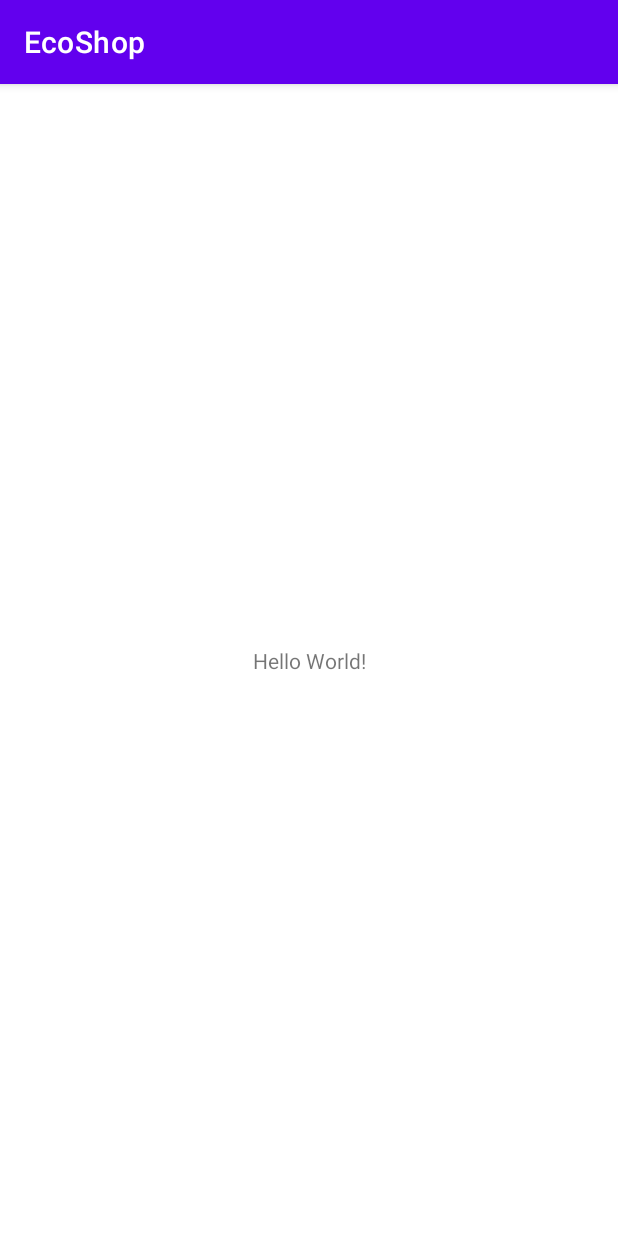
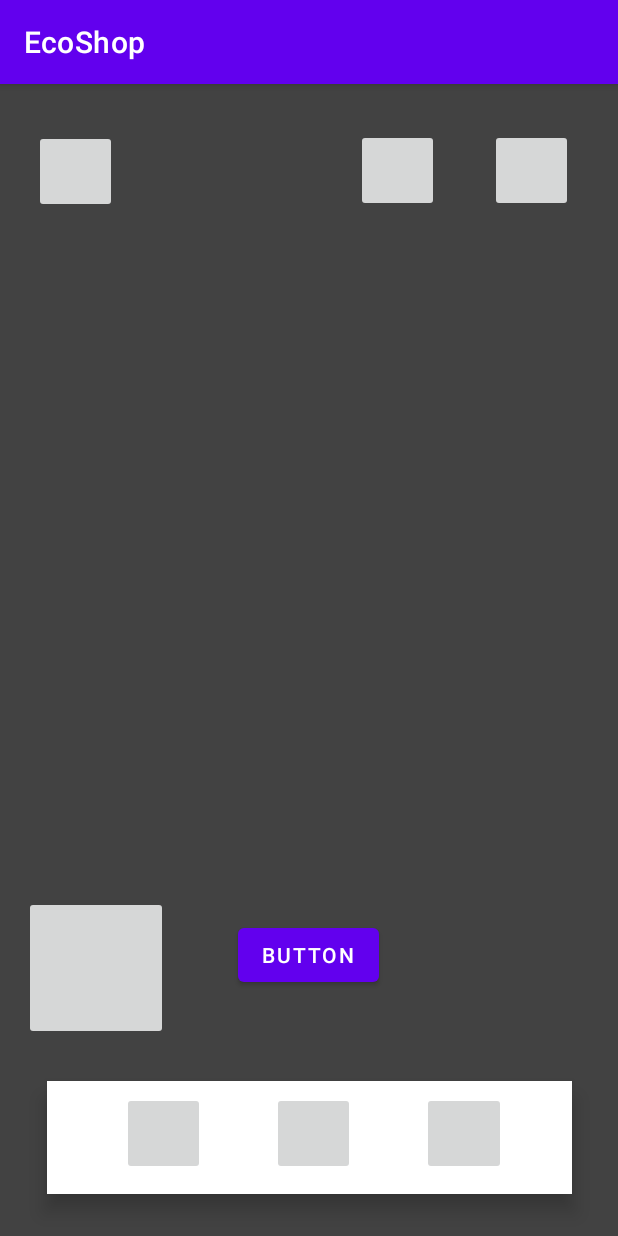
Before and after one commit to ayaamghi/EcoShop, an Android app: the screen it shows after launch (MainActivity), on a phone screen of 412 x 824 dp. Run offline under Robolectric (Android 15) with nearby library versions, the phone set to English and light mode, and no system bars.

Commit message:
fixe commit

```diff
--- a/app/src/main/res/layout/activity_main.xml
+++ b/app/src/main/res/layout/activity_main.xml
@@ -3,16 +3,129 @@
     xmlns:app="http://schemas.android.com/apk/res-auto"
     xmlns:tools="http://schemas.android.com/tools"
     android:layout_width="match_parent"
-    android:layout_height="match_parent"
+    android:layout_height="wrap_content"
     tools:context=".MainActivity">
 
-    <TextView
+    <View
+        android:id="@+id/Background_camera"
         android:layout_width="wrap_content"
         android:layout_height="wrap_content"
-        android:text="Hello World!"
+        android:background="@color/cardview_dark_background"
         app:layout_constraintBottom_toBottomOf="parent"
         app:layout_constraintEnd_toEndOf="parent"
+        app:layout_constraintHorizontal_bias="0.0"
         app:layout_constraintStart_toStartOf="parent"
-        app:layout_constraintTop_toTopOf="parent" />
+        app:layout_constraintTop_toTopOf="parent"
+        app:layout_constraintVertical_bias="0.0" />
+
+    <ImageButton
+        android:id="@+id/Help"
+        android:layout_width="55dp"
+        android:layout_height="55dp"
+        android:contentDescription="Help"
+        app:layout_constraintBottom_toBottomOf="@+id/Background_camera"
+        app:layout_constraintEnd_toEndOf="parent"
+        app:layout_constraintHorizontal_bias="0.915"
+        app:layout_constraintStart_toStartOf="@+id/Background_camera"
+        app:layout_constraintTop_toTopOf="@+id/Background_camera"
+        app:layout_constraintVertical_bias="0.042"
+        tools:srcCompat="@tools:sample/backgrounds/scenic" />
+
+    <ImageButton
+        android:id="@+id/Settings"
+        android:layout_width="55dp"
+        android:layout_height="55dp"
+        android:contentDescription="Settings"
+        app:layout_constraintBottom_toBottomOf="parent"
+        app:layout_constraintEnd_toEndOf="@+id/Background_camera"
+        app:layout_constraintHorizontal_bias="0.063"
+        app:layout_constraintStart_toStartOf="@+id/Background_camera"
+        app:layout_constraintTop_toTopOf="parent"
+        app:layout_constraintVertical_bias="0.043"
+        tools:srcCompat="@tools:sample/backgrounds/scenic" />
+
+    <ImageButton
+        android:id="@+id/Green_Hands"
+        android:layout_width="55dp"
+        android:layout_height="55dp"
+        android:contentDescription="More Info"
+        app:layout_constraintBottom_toBottomOf="@+id/Background_camera"
+        app:layout_constraintEnd_toStartOf="@+id/Help"
+        app:layout_constraintHorizontal_bias="0.824"
+        app:layout_constraintStart_toEndOf="@+id/Settings"
+        app:layout_constraintTop_toTopOf="@+id/Background_camera"
+        app:layout_constraintVertical_bias="0.042"
+        tools:srcCompat="@tools:sample/backgrounds/scenic" />
+
+    <com.google.android.material.bottomnavigation.BottomNavigationView
+        android:id="@+id/Bottom_navigation"
+        android:layout_width="350dp"
+        android:layout_height="75dp"
+        android:background="@color/cardview_light_background"
+        app:layout_constraintBottom_toBottomOf="parent"
+        app:layout_constraintEnd_toEndOf="parent"
+        app:layout_constraintHorizontal_bias="0.508"
+        app:layout_constraintStart_toStartOf="@+id/Background_camera"
+        app:layout_constraintTop_toTopOf="@+id/Background_camera"
+        app:layout_constraintVertical_bias="0.96">
+
+        <ImageButton
+            android:id="@+id/History_tab"
+            android:layout_width="55dp"
+            android:layout_height="55dp"
+            android:layout_marginLeft="50dp"
+            android:layout_marginTop="7.5dp"
+            android:layout_marginRight="50dp"
+            android:layout_marginBottom="7.5dp"
+            android:contentDescription="Previous Lists"
+            tools:srcCompat="@tools:sample/backgrounds/scenic" />
+
+        <ImageButton
+            android:id="@+id/Flash"
+            android:layout_width="55dp"
+            android:layout_height="55dp"
+            android:layout_marginLeft="150dp"
+            android:layout_marginTop="7.5dp"
+            android:layout_marginRight="150dp"
+            android:layout_marginBottom="7.5dp"
+            android:contentDescription="Flash"
+            tools:srcCompat="@tools:sample/backgrounds/scenic" />
+
+        <ImageButton
+            android:id="@+id/Upload_picture"
+            android:layout_width="56dp"
+            android:layout_height="55dp"
+            android:layout_marginLeft="250dp"
+            android:layout_marginTop="7.5dp"
+            android:layout_marginRight="250dp"
+            android:layout_marginBottom="7.5dp"
+            android:contentDescription="Upload a Picture"
+            tools:srcCompat="@tools:sample/backgrounds/scenic" />
+    </com.google.android.material.bottomnavigation.BottomNavigationView>
+
+    <ImageButton
+        android:id="@+id/Trip_List"
+        android:layout_width="96dp"
+        android:layout_height="96dp"
+        android:contentDescription="Trip List"
+        app:layout_constraintBottom_toTopOf="@+id/Bottom_navigation"
+        app:layout_constraintEnd_toEndOf="@+id/Background_camera"
+        app:layout_constraintHorizontal_bias="0.05"
+        app:layout_constraintStart_toStartOf="@+id/Background_camera"
+        app:layout_constraintTop_toTopOf="@+id/Background_camera"
+        app:layout_constraintVertical_bias="0.951"
+        tools:srcCompat="@tools:sample/backgrounds/scenic" />
+
+    <Button
+        android:id="@+id/Camera_Button"
+        android:layout_width="wrap_content"
+        android:layout_height="wrap_content"
+        android:text="Button"
+        app:layout_constraintBottom_toBottomOf="parent"
+        app:layout_constraintEnd_toEndOf="parent"
+        app:layout_constraintHorizontal_bias="0.498"
+        app:layout_constraintStart_toStartOf="@+id/Background_camera"
+        app:layout_constraintTop_toTopOf="@+id/Background_camera"
+        app:layout_constraintVertical_bias="0.773" />
 
 </androidx.constraintlayout.widget.ConstraintLayout>
```
